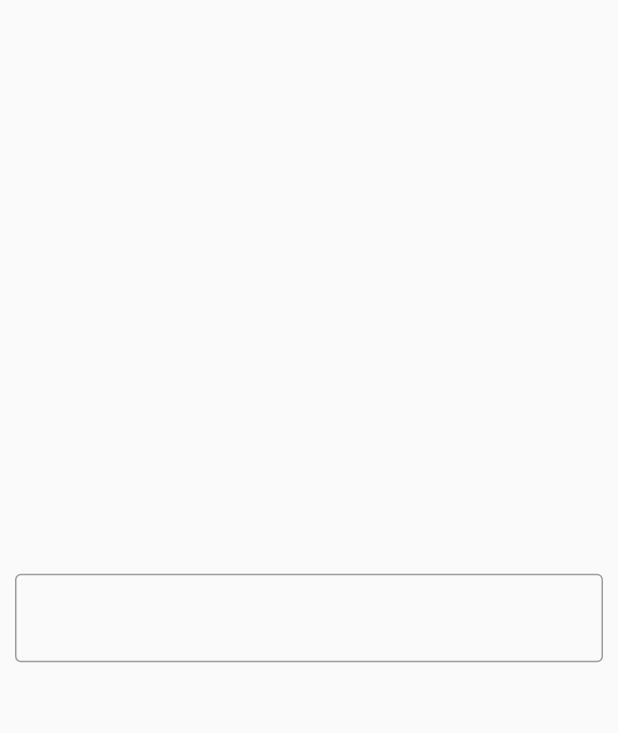
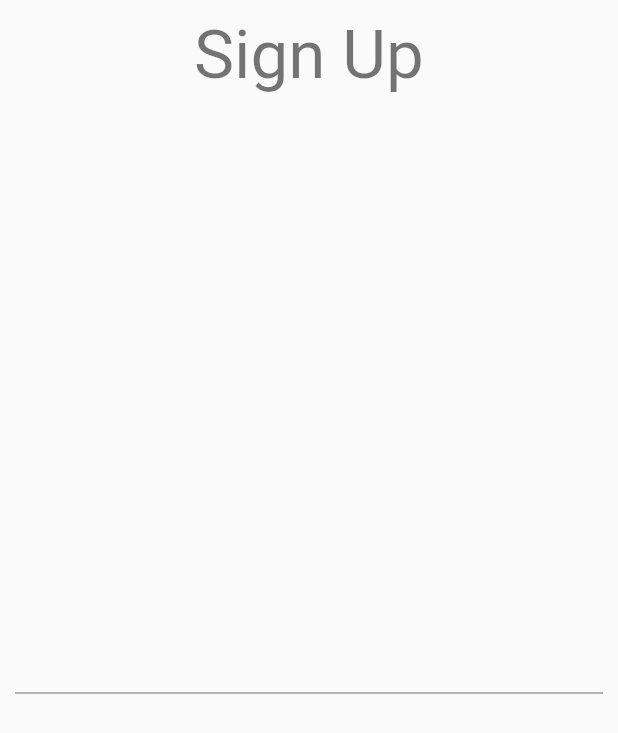
Before and after one commit to Assignment-Nepal/buddy-notes, a Flutter app: the SignUPScreen screen opened directly, on a phone screen of 412 x 824 dp. Shown: the top 733 px of the screen. Run offline on Flutter 3.47's test engine with Material 2 defaults, Android fonts, the light colour scheme and no system bars; our stand-ins replace cloud_firestore, firebase_core, firebase_crashlytics, logger; accounts and stored records are empty.

Commit message:
Signup screen

```diff
--- a/lib/auth_ui/signup_screen.dart
+++ b/lib/auth_ui/signup_screen.dart
@@ -1,3 +1,4 @@
+import 'package:buddyapp/utils/app_theme.dart';
 import 'package:flutter/material.dart';
 
 class SignUPScreen extends StatefulWidget {
@@ -15,13 +16,15 @@ class _SignUPScreenState extends State<SignUPScreen> {
           minimum: const EdgeInsets.all(10),
           child: Column(
             mainAxisAlignment: MainAxisAlignment.center,
+            crossAxisAlignment: CrossAxisAlignment.center,
             children: [
-              Center(
-                child: TextFormField(
-                    decoration: const InputDecoration(
-                  border: OutlineInputBorder(),
-                )),
-              )
+              Text(
+                "Sign Up",
+                style: Theme.of(context).textTheme.headline3,
+              ),
+              const Spacer(),
+             const  TextField(),
+              const Spacer(),
             ],
           )),
     );
```
